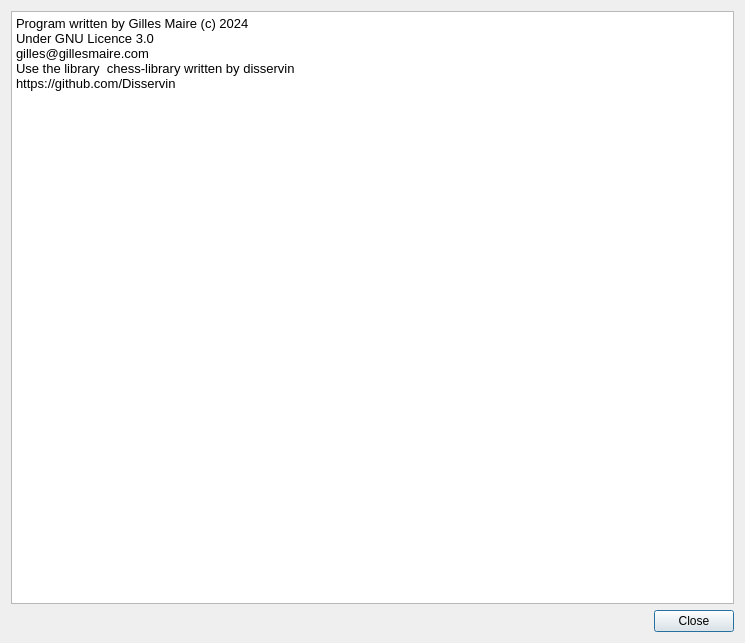
Qt form src/dialogabout.ui (gillesmaire/myChessBase) before a commit.
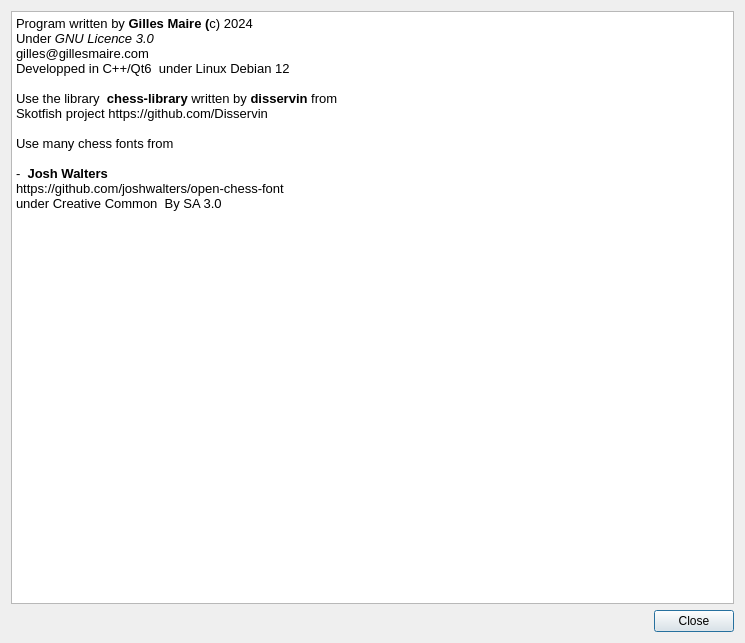
The same form after that commit.

The edit to the form file:
```diff
--- a/src/dialogabout.ui
+++ b/src/dialogabout.ui
@@ -25,13 +25,23 @@
 hr { height: 1px; border-width: 0; }
 li.unchecked::marker { content: &quot;\2610&quot;; }
 li.checked::marker { content: &quot;\2612&quot;; }
-&lt;/style&gt;&lt;/head&gt;&lt;body style=&quot; font-family:'Noto Sans',''; font-size:10pt; font-weight:400; font-style:normal;&quot;&gt;
-&lt;p style=&quot; margin-top:0px; margin-bottom:0px; margin-left:0px; margin-right:0px; -qt-block-indent:0; text-indent:0px;&quot;&gt;&lt;span style=&quot; font-family:'Noto Sans';&quot;&gt;Program written by Gilles Maire (c) 2024 &lt;/span&gt;&lt;/p&gt;
-&lt;p style=&quot; margin-top:0px; margin-bottom:0px; margin-left:0px; margin-right:0px; -qt-block-indent:0; text-indent:0px;&quot;&gt;&lt;span style=&quot; font-family:'Noto Sans';&quot;&gt;Under GNU Licence 3.0&lt;/span&gt;&lt;/p&gt;
-&lt;p style=&quot; margin-top:0px; margin-bottom:0px; margin-left:0px; margin-right:0px; -qt-block-indent:0; text-indent:0px;&quot;&gt;&lt;span style=&quot; font-family:'Noto Sans';&quot;&gt;gilles@gillesmaire.com&lt;/span&gt;&lt;/p&gt;
-&lt;p style=&quot; margin-top:0px; margin-bottom:0px; margin-left:0px; margin-right:0px; -qt-block-indent:0; text-indent:0px;&quot;&gt;&lt;span style=&quot; font-family:'Noto Sans';&quot;&gt;Use the library  chess-library written by disservin &lt;/span&gt;&lt;/p&gt;
-&lt;p style=&quot; margin-top:0px; margin-bottom:0px; margin-left:0px; margin-right:0px; -qt-block-indent:0; text-indent:0px;&quot;&gt;&lt;span style=&quot; font-family:'Noto Sans';&quot;&gt;https://github.com/Disservin&lt;/span&gt;&lt;/p&gt;
-&lt;p style=&quot;-qt-paragraph-type:empty; margin-top:0px; margin-bottom:0px; margin-left:0px; margin-right:0px; -qt-block-indent:0; text-indent:0px; font-family:'Noto Sans';&quot;&gt;&lt;br /&gt;&lt;/p&gt;&lt;/body&gt;&lt;/html&gt;</string>
+&lt;/style&gt;&lt;/head&gt;&lt;body style=&quot; font-family:'Noto Sans'; font-size:10pt; font-weight:400; font-style:normal;&quot;&gt;
+&lt;p style=&quot; margin-top:0px; margin-bottom:0px; margin-left:0px; margin-right:0px; -qt-block-indent:0; text-indent:0px;&quot;&gt;Program written by &lt;span style=&quot; font-weight:700;&quot;&gt;Gilles Maire (&lt;/span&gt;c) 2024 &lt;/p&gt;
+&lt;p style=&quot; margin-top:0px; margin-bottom:0px; margin-left:0px; margin-right:0px; -qt-block-indent:0; text-indent:0px;&quot;&gt;Under &lt;span style=&quot; font-style:italic;&quot;&gt;GNU Licence 3.0&lt;/span&gt;&lt;/p&gt;
+&lt;p style=&quot; margin-top:0px; margin-bottom:0px; margin-left:0px; margin-right:0px; -qt-block-indent:0; text-indent:0px;&quot;&gt;gilles@gillesmaire.com&lt;/p&gt;
+&lt;p style=&quot; margin-top:0px; margin-bottom:0px; margin-left:0px; margin-right:0px; -qt-block-indent:0; text-indent:0px;&quot;&gt;Developped in C++/Qt6  under Linux Debian 12&lt;/p&gt;
+&lt;p style=&quot;-qt-paragraph-type:empty; margin-top:0px; margin-bottom:0px; margin-left:0px; margin-right:0px; -qt-block-indent:0; text-indent:0px;&quot;&gt;&lt;br /&gt;&lt;/p&gt;
+&lt;p style=&quot; margin-top:0px; margin-bottom:0px; margin-left:0px; margin-right:0px; -qt-block-indent:0; text-indent:0px;&quot;&gt;Use the library  &lt;span style=&quot; font-weight:700;&quot;&gt;chess-library &lt;/span&gt;written by &lt;span style=&quot; font-weight:700;&quot;&gt;disservin&lt;/span&gt; from &lt;/p&gt;
+&lt;p style=&quot; margin-top:0px; margin-bottom:0px; margin-left:0px; margin-right:0px; -qt-block-indent:0; text-indent:0px;&quot;&gt;Skotfish project https://github.com/Disservin&lt;/p&gt;
+&lt;p style=&quot;-qt-paragraph-type:empty; margin-top:0px; margin-bottom:0px; margin-left:0px; margin-right:0px; -qt-block-indent:0; text-indent:0px;&quot;&gt;&lt;br /&gt;&lt;/p&gt;
+&lt;p style=&quot; margin-top:0px; margin-bottom:0px; margin-left:0px; margin-right:0px; -qt-block-indent:0; text-indent:0px;&quot;&gt;Use many chess fonts from&lt;/p&gt;
+&lt;p style=&quot;-qt-paragraph-type:empty; margin-top:0px; margin-bottom:0px; margin-left:0px; margin-right:0px; -qt-block-indent:0; text-indent:0px;&quot;&gt;&lt;br /&gt;&lt;/p&gt;
+&lt;p style=&quot; margin-top:0px; margin-bottom:0px; margin-left:0px; margin-right:0px; -qt-block-indent:0; text-indent:0px;&quot;&gt;-  &lt;span style=&quot; font-weight:700;&quot;&gt;Josh Walters&lt;/span&gt;&lt;/p&gt;
+&lt;p style=&quot; margin-top:0px; margin-bottom:0px; margin-left:0px; margin-right:0px; -qt-block-indent:0; text-indent:0px;&quot;&gt;https://github.com/joshwalters/open-chess-font&lt;/p&gt;
+&lt;p style=&quot; margin-top:0px; margin-bottom:0px; margin-left:0px; margin-right:0px; -qt-block-indent:0; text-indent:0px;&quot;&gt;under Creative Common  By SA 3.0&lt;/p&gt;
+&lt;p style=&quot;-qt-paragraph-type:empty; margin-top:0px; margin-bottom:0px; margin-left:0px; margin-right:0px; -qt-block-indent:0; text-indent:0px;&quot;&gt;&lt;br /&gt;&lt;/p&gt;
+&lt;p style=&quot;-qt-paragraph-type:empty; margin-top:0px; margin-bottom:0px; margin-left:0px; margin-right:0px; -qt-block-indent:0; text-indent:0px;&quot;&gt;&lt;br /&gt;&lt;/p&gt;
+&lt;p style=&quot;-qt-paragraph-type:empty; margin-top:0px; margin-bottom:0px; margin-left:0px; margin-right:0px; -qt-block-indent:0; text-indent:0px;&quot;&gt;&lt;br /&gt;&lt;/p&gt;&lt;/body&gt;&lt;/html&gt;</string>
        </property>
       </widget>
      </item>
```
